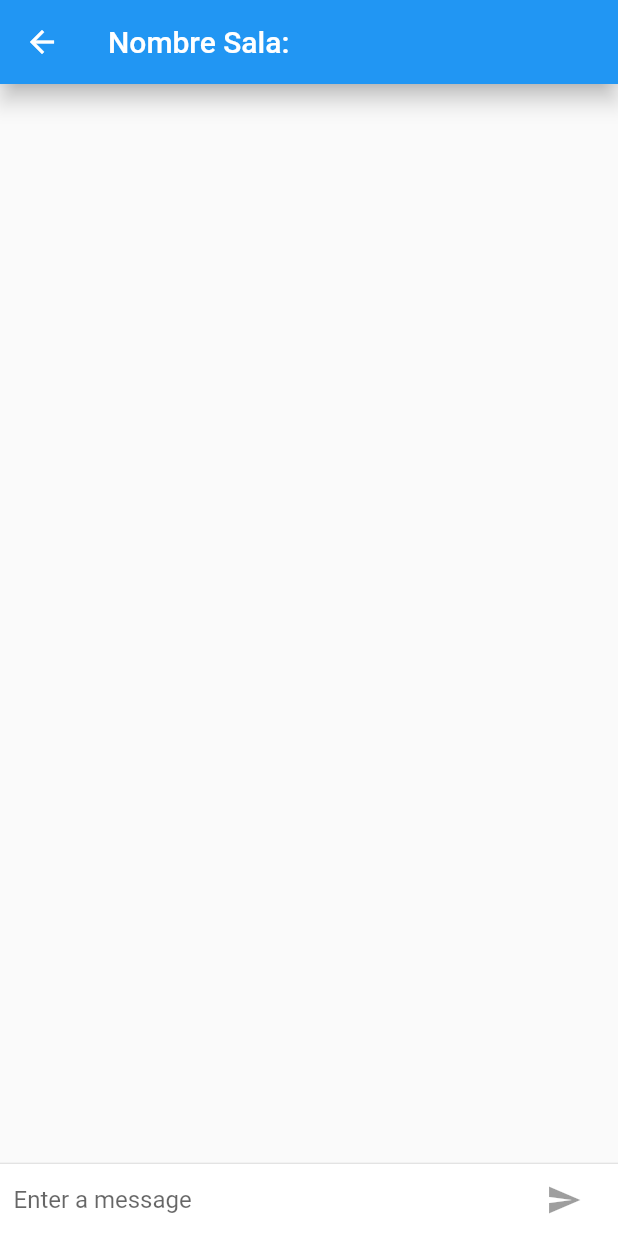
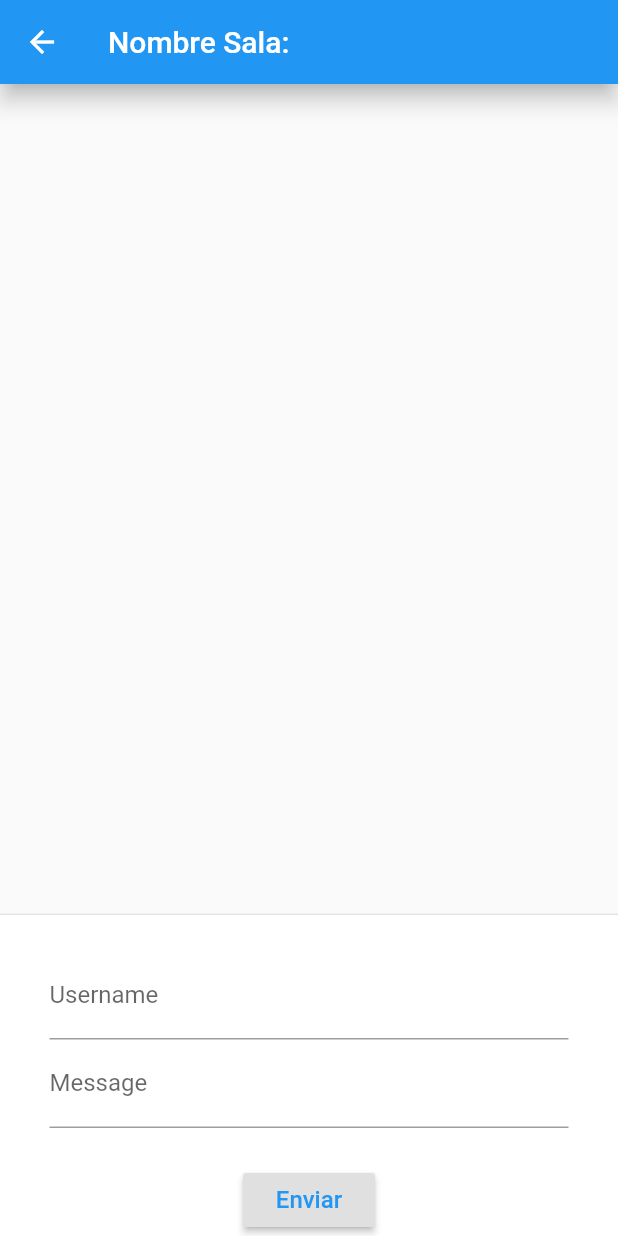
Before and after one commit to jatort/g25-frontend, a Flutter app: the Chat screen opened directly, on a phone screen of 412 x 824 dp. Run offline on Flutter 3.47's test engine with Material 2 defaults, Android fonts, the phone set to English and light mode, and no system bars.

Commit message:
envia un mensaje al chat a traves de un form

```diff
--- /dev/null
+++ b/chat_e1/lib/chat.dart
@@ -0,0 +1,187 @@
+/// https://github.com/tensor-programming/dart_flutter_chat_ap
+import 'package:flutter/material.dart';
+import 'package:flutter/cupertino.dart';
+import 'package:flutter/foundation.dart';
+
+class Chat extends StatefulWidget {
+  @override
+  State createState() => new ChatWindow();
+}
+
+class ChatWindow extends State<Chat> with TickerProviderStateMixin {
+  final List<Msg> _messages = <Msg>[];
+
+  String _message;
+  String _username;
+  final GlobalKey<FormState> _formKey = GlobalKey<FormState>();
+
+  // Widget Beno para username
+  Widget _buildUsername() {
+    return TextFormField(
+      decoration: InputDecoration(labelText: "Username"),
+      // ignore: missing_return
+      validator: (String value) {
+        if (value.isEmpty) {
+          return "Username is Required";
+        }
+      },
+      onSaved: (String value) {
+        _username = value;
+      },
+    );
+  }
+
+  // Widget Beno para Message
+  Widget _buildMessage() {
+    return TextFormField(
+      decoration: InputDecoration(labelText: "Message"),
+      // ignore: missing_return
+      validator: (String value) {
+        if (value.isEmpty) {
+          return "Message is Required";
+        }
+      },
+      onSaved: (String value) {
+        _message = value;
+      },
+    );
+  }
+
+  @override
+  Widget build(BuildContext ctx) {
+    return new Scaffold(
+      appBar: new AppBar(
+        title: new Text("Nombre Sala: "),
+        elevation: Theme.of(ctx).platform == TargetPlatform.iOS ? 0.0 : 6.0,
+      ),
+      body: new Column(children: <Widget>[
+        new Flexible(
+            child: new ListView.builder(
+          itemBuilder: (_, int index) => _messages[index],
+          itemCount: _messages.length,
+          reverse: true,
+          padding: new EdgeInsets.all(6.0),
+        )),
+        new Divider(height: 1.0),
+        new Container(
+          child: _buildComposer(),
+          decoration: new BoxDecoration(color: Colors.white),
+        ),
+      ]),
+    );
+  }
+
+  Widget _buildComposer() {
+    return new IconTheme(
+      data: new IconThemeData(color: Theme.of(context).accentColor),
+      child: new Container(
+          margin: const EdgeInsets.symmetric(horizontal: 9.0),
+          child: Column(
+            children: <Widget>[
+              // FORM PARA ENVIAR MENSAJE
+
+              new Container(
+                margin: EdgeInsets.all(24),
+                child: Form(
+                  key: _formKey,
+                  child: Column(
+                    mainAxisAlignment: MainAxisAlignment.center,
+                    children: <Widget>[
+                      _buildUsername(),
+                      _buildMessage(),
+                    ],
+                  ),
+                ),
+              ),
+
+              //BOTON SUBMIT MENSAJE
+              RaisedButton(
+                  child: Text(
+                    "Enviar",
+                    style: TextStyle(
+                      color: Colors.blue,
+                      fontSize: 16,
+                    ),
+                  ),
+                  onPressed: () {
+                    if (!_formKey.currentState.validate()) {
+                      return;
+                    }
+                    _formKey.currentState.save();
+
+                    _submitMsg(_message, _username);
+                    _formKey.currentState.reset();
+                    //_submitMsg(_message, _username);
+                  }),
+            ],
+          ),
+          decoration: Theme.of(context).platform == TargetPlatform.iOS
+              ? new BoxDecoration(
+                  border: new Border(top: new BorderSide(color: Colors.red)))
+              : null),
+    );
+  }
+
+  void _submitMsg(String txt, String username) {
+    Msg msg = new Msg(
+      txt: txt,
+      username: username,
+      animationController: new AnimationController(
+          vsync: this, duration: new Duration(milliseconds: 800)),
+    );
+    setState(() {
+      _messages.insert(0, msg);
+    });
+    msg.animationController.forward();
+  }
+
+  @override
+  void dispose() {
+    for (Msg msg in _messages) {
+      msg.animationController.dispose();
+    }
+    super.dispose();
+  }
+}
+
+class Msg extends StatelessWidget {
+  Msg({this.txt, this.username, this.animationController});
+  final String txt;
+  final String username;
+  final AnimationController animationController;
+  @override
+  Widget build(BuildContext ctx) {
+    return new SizeTransition(
+      sizeFactor: new CurvedAnimation(
+          parent: animationController, curve: Curves.easeOut),
+      axisAlignment: 0.0,
+      child: new Container(
+        margin: const EdgeInsets.symmetric(vertical: 8.0),
+        child: new Row(
+          crossAxisAlignment: CrossAxisAlignment.start,
+          children: <Widget>[
+            new Container(margin: const EdgeInsets.only(right: 18.0)),
+            new Expanded(
+              child: new Column(
+                crossAxisAlignment: CrossAxisAlignment.start,
+                children: <Widget>[
+                  new Text('${this.username}:   [${new DateTime.now()}]',
+                      style: Theme.of(ctx).textTheme.subtitle1),
+                  new Container(
+                    margin: const EdgeInsets.only(top: 6.0),
+                    child: new Text(txt),
+                  ),
+                ],
+              ),
+            ),
+          ],
+        ),
+        color: Colors.indigo[100],
+        padding: EdgeInsets.symmetric(
+          vertical: 12,
+          horizontal: 0,
+        ),
+      ),
+    );
+  }
+}
--- a/chat_e1/lib/main.dart
+++ b/chat_e1/lib/main.dart
@@ -2,7 +2,7 @@ import 'package:flutter/material.dart';
 import 'package:flutter/cupertino.dart';
 import 'package:flutter/foundation.dart';
 
-
+import 'chat.dart';
 
 final ThemeData iOSTheme = new ThemeData(
   primarySwatch: Colors.blue,
@@ -15,20 +15,18 @@ final ThemeData androidTheme = new ThemeData(
   accentColor: Colors.green,
 );
 
-const String defaultUserName = "Juan";
-
 void main() => runApp(new MyApp());
-
 
 class MyApp extends StatelessWidget {
   @override
   Widget build(BuildContext ctx) {
     return new MaterialApp(
       title: "Chat ",
-      theme: defaultTargetPlatform == TargetPlatform.iOS
-          ? iOSTheme
-          : androidTheme,
-      home: new ListViewHandelItem(), /// Acá se crea la clase que contiene la lista de los Chat
+      theme:
+          defaultTargetPlatform == TargetPlatform.iOS ? iOSTheme : androidTheme,
+      home: new ListViewHandelItem(),
+
+      /// Acá se crea la clase que contiene la lista de los Chat
     );
   }
 }
@@ -45,7 +43,7 @@ class ListViewHandelItem extends StatefulWidget {
 
 /// https://here4you.tistory.com/185
 class ListViewHandelItemState extends State<ListViewHandelItem> {
-  List<String> items = <String> ['Sala 1', 'Games', 'Music'];
+  List<String> items = <String>['Sala 1', 'Games', 'Music'];
 
   final nameChatController = TextEditingController(
     text: "",
@@ -76,9 +74,15 @@ class ListViewHandelItemState extends State<ListViewHandelItem> {
                     trailing: IconButton(
                       icon: Icon(Icons.send),
                       color: Colors.blue,
-                      onPressed: () { /// Da instrucciones de qué hacer cuando se presiona el botón
-                        Route route = MaterialPageRoute(builder: (bc) => Chat()); /// Acá redirecciona al Chat
-                        Navigator.of(context).push(route); /// pushea la ruta del Chat
+                      onPressed: () {
+                        /// Da instrucciones de qué hacer cuando se presiona el botón
+                        Route route =
+                            MaterialPageRoute(builder: (bc) => Chat());
+
+                        /// Acá redirecciona al Chat
+                        Navigator.of(context).push(route);
+
+                        /// pushea la ruta del Chat
                       },
                     ),
                   ),
@@ -114,10 +118,11 @@ class ListViewHandelItemState extends State<ListViewHandelItem> {
                   ),
                 ),
                 RaisedButton(
-                  child: new Text("New Chat Room",
+                  child: new Text(
+                    "New Chat Room",
                     style: TextStyle(
-                    color: Colors.white,
-                  ),
+                      color: Colors.white,
+                    ),
                   ),
                   color: Colors.green,
                   onPressed: () {
@@ -137,158 +142,3 @@ class ListViewHandelItemState extends State<ListViewHandelItem> {
     );
   }
 }
-
-/// https://github.com/tensor-programming/dart_flutter_chat_app
-
-class Chat extends StatefulWidget {
-  @override
-  State createState() => new ChatWindow();
-}
-
-class ChatWindow extends State<Chat> with TickerProviderStateMixin {
-  final List<Msg> _messages = <Msg>[];
-  final TextEditingController _textController = new TextEditingController();
-  bool _isWriting = false;
-
-  @override
-  Widget build(BuildContext ctx) {
-    return new Scaffold(
-      appBar: new AppBar(
-        title: new Text("Nombre Sala: "),
-        elevation:
-        Theme.of(ctx).platform == TargetPlatform.iOS ? 0.0 : 6.0,
-      ),
-      body: new Column(children: <Widget>[
-        new Flexible(
-            child: new ListView.builder(
-              itemBuilder: (_, int index) => _messages[index],
-              itemCount: _messages.length,
-              reverse: true,
-              padding: new EdgeInsets.all(6.0),
-            )),
-        new Divider(height: 1.0),
-        new Container(
-          child: _buildComposer(),
-          decoration: new BoxDecoration(color: Colors.white),
-        ),
-      ]),
-    );
-  }
-
-
-  Widget _buildComposer() {
-    return new IconTheme(
-      data: new IconThemeData(color: Theme.of(context).accentColor),
-      child: new Container(
-          margin: const EdgeInsets.symmetric(horizontal: 9.0),
-          child: new Row(
-            children: <Widget>[
-              new Flexible(
-                child: new TextField(
-                  controller: _textController,
-                  onChanged: (String txt) {
-                    setState(() {
-                      _isWriting = txt.length > 0;
-                    });
-                  },
-                  onSubmitted: _submitMsg,
-                  decoration:
-                  new InputDecoration.collapsed(hintText: "Enter a message"),
-                ),
-              ),
-              new Container(
-                  margin: new EdgeInsets.symmetric(horizontal: 3.0),
-                  child: Theme.of(context).platform == TargetPlatform.iOS
-                      ? new CupertinoButton(
-                      child: new Text("Submit"),
-                      onPressed: _isWriting ? () => _submitMsg(_textController.text)
-                          : null
-                  )
-                      : new IconButton(
-                    icon: new Icon(Icons.send),
-                    onPressed: _isWriting
-                        ? () => _submitMsg(_textController.text)
-                        : null,
-                  )
-              ),
-            ],
-          ),
-          decoration: Theme.of(context).platform == TargetPlatform.iOS
-              ? new BoxDecoration(
-              border:
-              new Border(top: new BorderSide(color: Colors.red))) :
-          null
-      ),
-    );
-  }
-
-  void _submitMsg(String txt) {
-    _textController.clear();
-    setState(() {
-      _isWriting = false;
-    });
-    Msg msg = new Msg(
-      txt: txt,
-      animationController: new AnimationController(
-          vsync: this,
-          duration: new Duration(milliseconds: 800)
-      ),
-    );
-    setState(() {
-      _messages.insert(0, msg);
-    });
-    msg.animationController.forward();
-  }
-
-  @override
-  void dispose() {
-    for (Msg msg in _messages) {
-      msg.animationController.dispose();
-    }
-    super.dispose();
-  }
-
-}
-
-class Msg extends StatelessWidget {
-  Msg({this.txt, this.animationController});
-  final String txt;
-  final AnimationController animationController;
-  @override
-  Widget build(BuildContext ctx) {
-    return new SizeTransition(
-      sizeFactor: new CurvedAnimation(
-          parent: animationController, curve: Curves.easeOut),
-      axisAlignment: 0.0,
-      child: new Container(
-        margin: const EdgeInsets.symmetric(vertical: 8.0),
-        child: new Row(
-          crossAxisAlignment: CrossAxisAlignment.start,
-          children: <Widget>[
-            new Container(
-              margin: const EdgeInsets.only(right: 18.0)
-            ),
-            new Expanded(
-              child: new Column(
-                crossAxisAlignment: CrossAxisAlignment.start,
-                children: <Widget>[
-                  new Text('${defaultUserName}:   [${new DateTime.now()}]',
-                      style: Theme.of(ctx).textTheme.subtitle1),
-                  new Container(
-                    margin: const EdgeInsets.only(top: 6.0),
-                    child: new Text(txt),
-                  ),
-                ],
-              ),
-            ),
-          ],
-        ),
-        color: Colors.indigo[100],
-    padding: EdgeInsets.symmetric(
-    vertical: 12,
-    horizontal: 0,
-        ),
-      ),
-    );
-  }
-}
```
